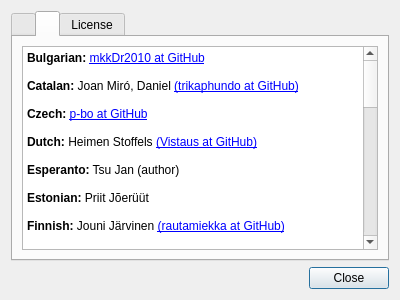
First picture: the form in about.ui, repository tsujan/Arqiver, before the edit.
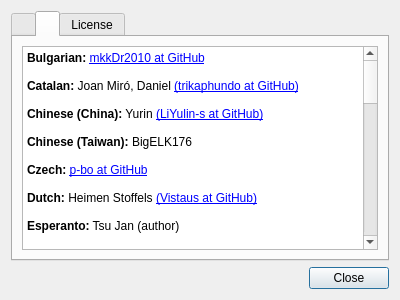
Second picture: the form after the edit. The open tabs and pages were chosen to show the change.

```diff
--- a/about.ui
+++ b/about.ui
@@ -103,6 +103,10 @@
 &lt;p style=&quot;-qt-paragraph-type:empty; margin-top:0px; margin-bottom:0px; margin-left:0px; margin-right:0px; -qt-block-indent:0; text-indent:0px;&quot;&gt;&lt;br /&gt;&lt;/p&gt;
 &lt;p style=&quot; margin-top:0px; margin-bottom:0px; margin-left:0px; margin-right:0px; -qt-block-indent:0; text-indent:0px;&quot;&gt;&lt;span style=&quot; font-weight:600;&quot;&gt;Catalan:&lt;/span&gt; Joan Miró, Daniel &lt;a href=&quot;https://github.com/trikaphundo&quot;&gt;(trikaphundo at GitHub)&lt;/a&gt;&lt;/p&gt;
 &lt;p style=&quot;-qt-paragraph-type:empty; margin-top:0px; margin-bottom:0px; margin-left:0px; margin-right:0px; -qt-block-indent:0; text-indent:0px;&quot;&gt;&lt;br /&gt;&lt;/p&gt;
+&lt;p style=&quot; margin-top:0px; margin-bottom:0px; margin-left:0px; margin-right:0px; -qt-block-indent:0; text-indent:0px;&quot;&gt;&lt;span style=&quot; font-weight:600;&quot;&gt;Chinese (China):&lt;/span&gt; Yurin &lt;a href=&quot;https://github.com/LiYulin-s&quot;&gt;(LiYulin-s at GitHub)&lt;/a&gt;&lt;/p&gt;
+&lt;p style=&quot;-qt-paragraph-type:empty; margin-top:0px; margin-bottom:0px; margin-left:0px; margin-right:0px; -qt-block-indent:0; text-indent:0px;&quot;&gt;&lt;br /&gt;&lt;/p&gt;
+&lt;p style=&quot; margin-top:0px; margin-bottom:0px; margin-left:0px; margin-right:0px; -qt-block-indent:0; text-indent:0px;&quot;&gt;&lt;span style=&quot; font-weight:600;&quot;&gt;Chinese (Taiwan):&lt;/span&gt; BigELK176&lt;/p&gt;
+&lt;p style=&quot;-qt-paragraph-type:empty; margin-top:0px; margin-bottom:0px; margin-left:0px; margin-right:0px; -qt-block-indent:0; text-indent:0px;&quot;&gt;&lt;br /&gt;&lt;/p&gt;
 &lt;p style=&quot; margin-top:0px; margin-bottom:0px; margin-left:0px; margin-right:0px; -qt-block-indent:0; text-indent:0px;&quot;&gt;&lt;span style=&quot; font-weight:600;&quot;&gt;Czech:&lt;/span&gt; &lt;a href=&quot;https://github.com/p-bo&quot;&gt;p-bo at GitHub&lt;/a&gt;&lt;/p&gt;
 &lt;p style=&quot;-qt-paragraph-type:empty; margin-top:0px; margin-bottom:0px; margin-left:0px; margin-right:0px; -qt-block-indent:0; text-indent:0px;&quot;&gt;&lt;br /&gt;&lt;/p&gt;
 &lt;p style=&quot; margin-top:0px; margin-bottom:0px; margin-left:0px; margin-right:0px; -qt-block-indent:0; text-indent:0px;&quot;&gt;&lt;span style=&quot; font-weight:600;&quot;&gt;Dutch:&lt;/span&gt; Heimen Stoffels &lt;a href=&quot;https://github.com/Vistaus&quot;&gt;(Vistaus at GitHub)&lt;/a&gt;&lt;/p&gt;
```
